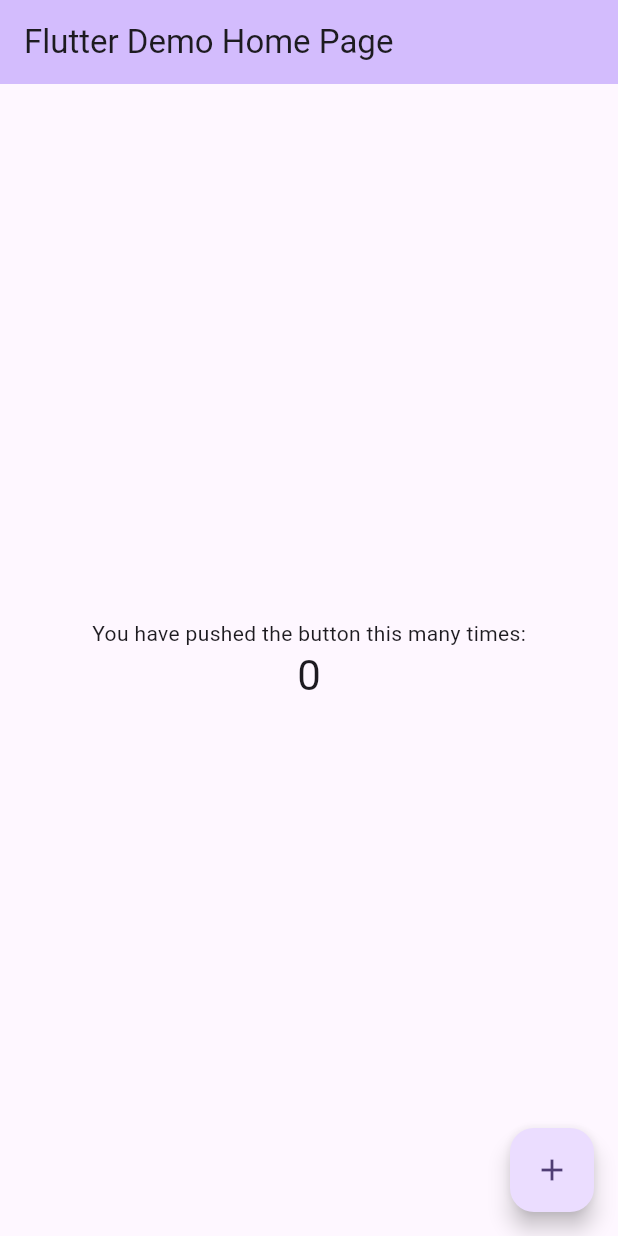
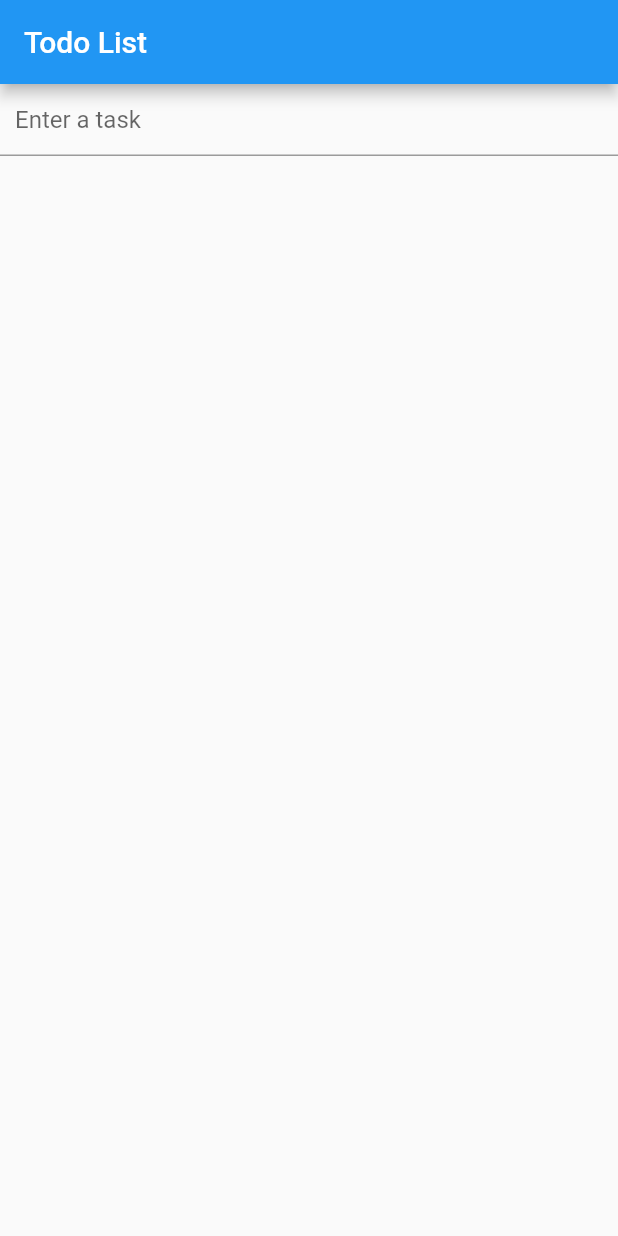
Before and after one commit to eric-sundquist/flutter-a2-todo, a Flutter app: the screen it shows after launch, on a phone screen of 412 x 824 dp. Run offline on Flutter 3.47's test engine with Material 2 defaults, Android fonts, the phone set to English and light mode, and no system bars.

Commit message:
first working version

```diff
--- a/lib/main.dart
+++ b/lib/main.dart
@@ -1,125 +1,77 @@
 import 'package:flutter/material.dart';
 
 void main() {
-  runApp(const MyApp());
+  runApp(TodoApp());
 }
 
-class MyApp extends StatelessWidget {
-  const MyApp({super.key});
-
-  // This widget is the root of your application.
+class TodoApp extends StatelessWidget {
   @override
   Widget build(BuildContext context) {
     return MaterialApp(
-      title: 'Flutter Demo',
-      theme: ThemeData(
-        // This is the theme of your application.
-        //
-        // TRY THIS: Try running your application with "flutter run". You'll see
-        // the application has a blue toolbar. Then, without quitting the app,
-        // try changing the seedColor in the colorScheme below to Colors.green
-        // and then invoke "hot reload" (save your changes or press the "hot
-        // reload" button in a Flutter-supported IDE, or press "r" if you used
-        // the command line to start the app).
-        //
-        // Notice that the counter didn't reset back to zero; the application
-        // state is not lost during the reload. To reset the state, use hot
-        // restart instead.
-        //
-        // This works for code too, not just values: Most code changes can be
-        // tested with just a hot reload.
-        colorScheme: ColorScheme.fromSeed(seedColor: Colors.deepPurple),
-        useMaterial3: true,
-      ),
-      home: const MyHomePage(title: 'Flutter Demo Home Page'),
+      title: 'Todo List',
+      home: TodoListScreen(),
     );
   }
 }
 
-class MyHomePage extends StatefulWidget {
-  const MyHomePage({super.key, required this.title});
-
-  // This widget is the home page of your application. It is stateful, meaning
-  // that it has a State object (defined below) that contains fields that affect
-  // how it looks.
-
-  // This class is the configuration for the state. It holds the values (in this
-  // case the title) provided by the parent (in this case the App widget) and
-  // used by the build method of the State. Fields in a Widget subclass are
-  // always marked "final".
-
-  final String title;
-
+class TodoListScreen extends StatefulWidget {
   @override
-  State<MyHomePage> createState() => _MyHomePageState();
+  _TodoListScreenState createState() => _TodoListScreenState();
 }
 
-class _MyHomePageState extends State<MyHomePage> {
-  int _counter = 0;
+class _TodoListScreenState extends State<TodoListScreen> {
+  TextEditingController _textEditingController = TextEditingController();
+  List<String> _tasks = [];
 
-  void _incrementCounter() {
+  void _addTask(String task) {
     setState(() {
-      // This call to setState tells the Flutter framework that something has
-      // changed in this State, which causes it to rerun the build method below
-      // so that the display can reflect the updated values. If we changed
-      // _counter without calling setState(), then the build method would not be
-      // called again, and so nothing would appear to happen.
-      _counter++;
+      _tasks.add(task);
+    });
+    _textEditingController.clear();
+  }
+
+  void _removeTask(int index) {
+    setState(() {
+      _textEditingController.text = _tasks[index];
+      _tasks.removeAt(index);
     });
   }
 
   @override
   Widget build(BuildContext context) {
-    // This method is rerun every time setState is called, for instance as done
-    // by the _incrementCounter method above.
-    //
-    // The Flutter framework has been optimized to make rerunning build methods
-    // fast, so that you can just rebuild anything that needs updating rather
-    // than having to individually change instances of widgets.
     return Scaffold(
       appBar: AppBar(
-        // TRY THIS: Try changing the color here to a specific color (to
-        // Colors.amber, perhaps?) and trigger a hot reload to see the AppBar
-        // change color while the other colors stay the same.
-        backgroundColor: Theme.of(context).colorScheme.inversePrimary,
-        // Here we take the value from the MyHomePage object that was created by
-        // the App.build method, and use it to set our appbar title.
-        title: Text(widget.title),
+        title: Text('Todo List'),
       ),
-      body: Center(
-        // Center is a layout widget. It takes a single child and positions it
-        // in the middle of the parent.
-        child: Column(
-          // Column is also a layout widget. It takes a list of children and
-          // arranges them vertically. By default, it sizes itself to fit its
-          // children horizontally, and tries to be as tall as its parent.
-          //
-          // Column has various properties to control how it sizes itself and
-          // how it positions its children. Here we use mainAxisAlignment to
-          // center the children vertically; the main axis here is the vertical
-          // axis because Columns are vertical (the cross axis would be
-          // horizontal).
-          //
-          // TRY THIS: Invoke "debug painting" (choose the "Toggle Debug Paint"
-          // action in the IDE, or press "p" in the console), to see the
-          // wireframe for each widget.
-          mainAxisAlignment: MainAxisAlignment.center,
-          children: <Widget>[
-            const Text(
-              'You have pushed the button this many times:',
+      body: Column(
+        children: <Widget>[
+          TextField(
+            controller: _textEditingController,
+            decoration: InputDecoration(
+              hintText: 'Enter a task',
+              contentPadding: EdgeInsets.all(10.0),
             ),
-            Text(
-              '$_counter',
-              style: Theme.of(context).textTheme.headlineMedium,
+            onSubmitted: (value) {
+              if (value.isNotEmpty) {
+                _addTask(value);
+              }
+            },
+          ),
+          Expanded(
+            child: ListView.builder(
+              itemCount: _tasks.length,
+              itemBuilder: (context, index) {
+                return ListTile(
+                  title: Text(_tasks[index]),
+                  onTap: () {
+                    _removeTask(index);
+                  },
+                );
+              },
             ),
-          ],
-        ),
+          ),
+        ],
       ),
-      floatingActionButton: FloatingActionButton(
-        onPressed: _incrementCounter,
-        tooltip: 'Increment',
-        child: const Icon(Icons.add),
-      ), // This trailing comma makes auto-formatting nicer for build methods.
     );
   }
 }
```
